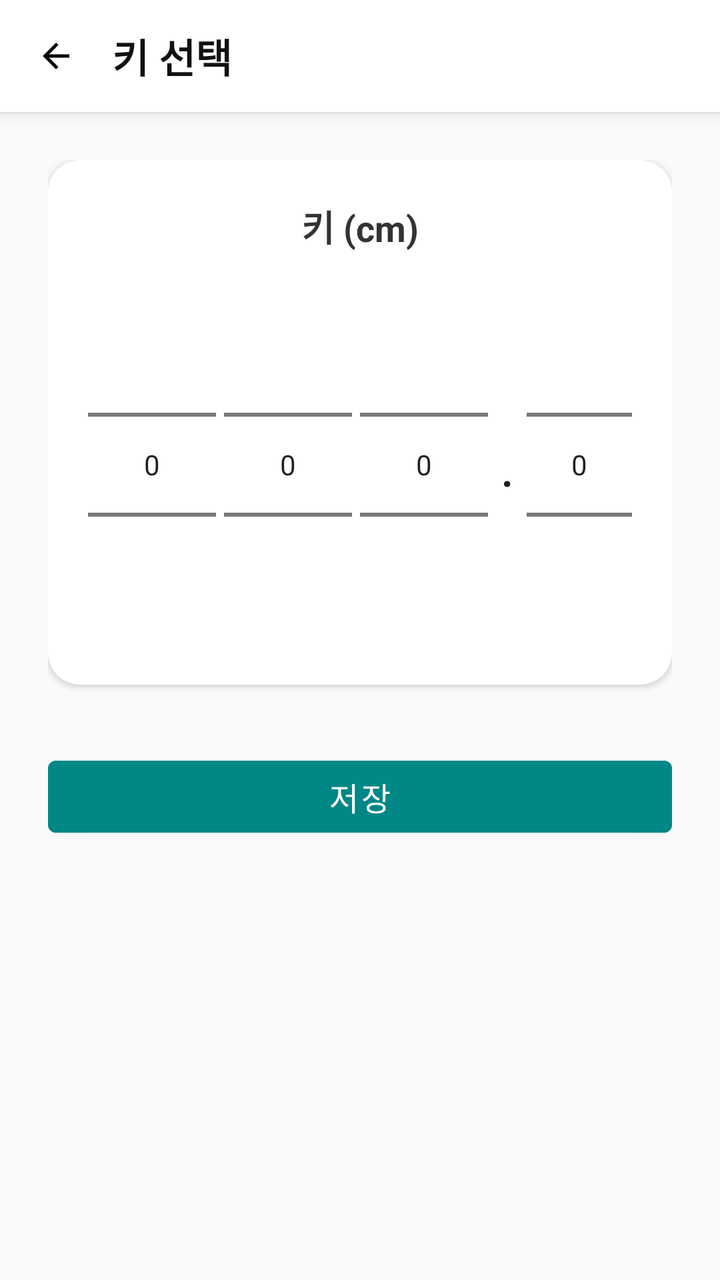
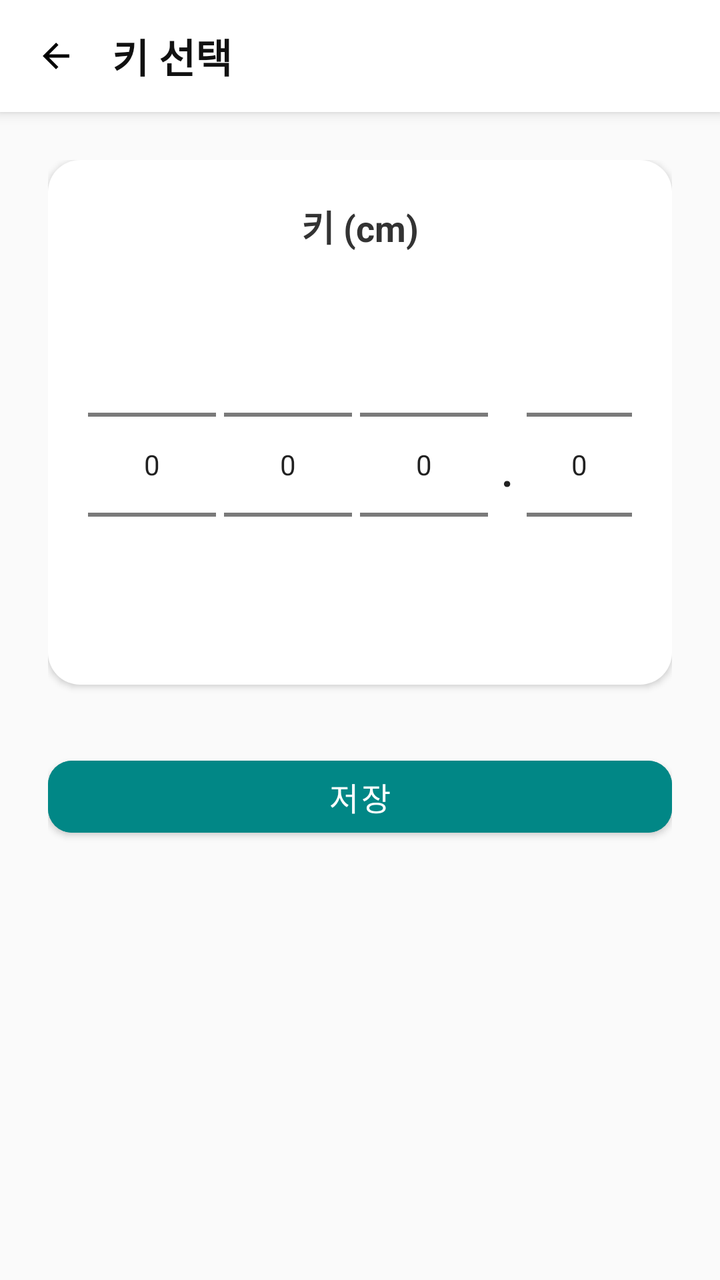

The first picture is an Android layout as it rendered before a commit; the second is the same layout after the commit. The layout source and the unified diff follow.
<!-- AndroidManifest.xml: application theme Theme.GJGN -->
<!-- res/layout/activity_edit_height.xml -->
<?xml version="1.0" encoding="utf-8"?>
<LinearLayout xmlns:android="http://schemas.android.com/apk/res/android"
    android:layout_width="match_parent"
    android:layout_height="match_parent"
    android:orientation="vertical"
    android:background="#FAFAFA">

    
    <LinearLayout
        android:layout_width="match_parent"
        android:layout_height="56dp"
        android:orientation="horizontal"
        android:gravity="center_vertical"
        android:paddingStart="12dp"
        android:paddingEnd="12dp"
        android:background="@android:color/white"
        android:elevation="4dp">

        <ImageView
            android:id="@+id/btnBack"
            android:layout_width="32dp"
            android:layout_height="32dp"
            android:src="@drawable/ic_arrow_back"
            android:padding="6dp"
            android:background="?attr/selectableItemBackgroundBorderless" />

        <TextView
            android:text="키 선택"
            android:textSize="20sp"
            android:textStyle="bold"
            android:textColor="#111111"
            android:layout_marginStart="12dp"
            android:layout_width="wrap_content"
            android:layout_height="wrap_content" />
    </LinearLayout>


    
    <ScrollView
        android:layout_width="match_parent"
        android:layout_height="match_parent"
        android:fillViewport="true">

        <LinearLayout
            android:orientation="vertical"
            android:padding="24dp"
            android:gravity="center_horizontal"
            android:layout_width="match_parent"
            android:layout_height="wrap_content">

            
            <LinearLayout
                android:layout_width="match_parent"
                android:layout_height="wrap_content"
                android:orientation="vertical"
                android:padding="20dp"
                android:background="@drawable/bg_card"
                android:elevation="2dp"
                android:gravity="center_horizontal">

                <TextView
                    android:text="키 (cm)"
                    android:textSize="18sp"
                    android:textStyle="bold"
                    android:layout_marginBottom="16dp"
                    android:textColor="#333333"
                    android:layout_width="wrap_content"
                    android:layout_height="wrap_content" />

                
                <LinearLayout
                    android:orientation="horizontal"
                    android:gravity="center"
                    android:layout_width="wrap_content"
                    android:layout_height="wrap_content">

                    <NumberPicker
                        android:id="@+id/npHeight100"
                        android:layout_width="wrap_content"
                        android:layout_height="wrap_content" />

                    <NumberPicker
                        android:id="@+id/npHeight10"
                        android:layout_width="wrap_content"
                        android:layout_height="wrap_content"
                        android:layout_marginStart="4dp" />

                    <NumberPicker
                        android:id="@+id/npHeight1"
                        android:layout_width="wrap_content"
                        android:layout_height="wrap_content"
                        android:layout_marginStart="4dp" />

                    <TextView
                        android:text="."
                        android:textSize="28sp"
                        android:textColor="#222222"
                        android:layout_marginLeft="6dp"
                        android:layout_marginRight="6dp"
                        android:layout_width="wrap_content"
                        android:layout_height="wrap_content" />

                    <NumberPicker
                        android:id="@+id/npHeightDecimal"
                        android:layout_width="wrap_content"
                        android:layout_height="wrap_content" />

                </LinearLayout>

            </LinearLayout>

            
            <com.google.android.material.button.MaterialButton
                android:id="@+id/btnSave"
                android:text="저장"
                android:textColor="@android:color/white"
                android:backgroundTint="@color/teal_700"
                android:layout_marginTop="32dp"
                android:layout_width="match_parent"
                android:layout_height="48dp"
                android:textSize="16sp"
                android:cornerRadius="12dp" />
        </LinearLayout>
    </ScrollView>

</LinearLayout>
<!-- resources referenced by this layout -->
<resources>
  <color name="teal_700">#FF018786</color>
  <!-- drawable bg_card (drawable) -->
  <shape xmlns:android="http://schemas.android.com/apk/res/android">
      <solid android:color="@android:color/white"/>
      <corners android:radius="16dp"/>
  </shape>
  <!-- drawable ic_arrow_back (drawable) -->
  <vector xmlns:android="http://schemas.android.com/apk/res/android"
      android:width="24dp"
      android:height="24dp"
      android:viewportWidth="24"
      android:viewportHeight="24">
  
      <path
          android:fillColor="#000000"
          android:pathData="M20,11H7.83l5.59,-5.59L12,4l-8,8 8,8 1.41,-1.41L7.83,13H20v-2z"/>
  </vector>
  <style name="Theme.GJGN" parent="Theme.MaterialComponents.DayNight.NoActionBar">
          
          <item name="colorPrimary">@color/purple_700</item>
          <item name="colorPrimaryVariant">@color/purple_700</item>
          <item name="colorOnPrimary">@android:color/white</item>
          <item name="colorSecondary">@color/teal_700</item>
          <item name="android:windowMinWidthMajor">320dp</item>
          <item name="android:windowMinWidthMinor">320dp</item>
      </style>
  <color name="purple_700">#FF3700B3</color>
</resources>

<!-- the commit's change to res/layout/activity_edit_height.xml (unified diff, before → after) -->
@@ -1,5 +1,6 @@
 <?xml version="1.0" encoding="utf-8"?>
 <LinearLayout xmlns:android="http://schemas.android.com/apk/res/android"
+    xmlns:app="http://schemas.android.com/apk/res-auto"
     android:layout_width="match_parent"
     android:layout_height="match_parent"
     android:orientation="vertical"
@@ -119,7 +120,7 @@
                 android:layout_width="match_parent"
                 android:layout_height="48dp"
                 android:textSize="16sp"
-                android:cornerRadius="12dp" />
+                app:cornerRadius="12dp" />
         </LinearLayout>
     </ScrollView>
 
